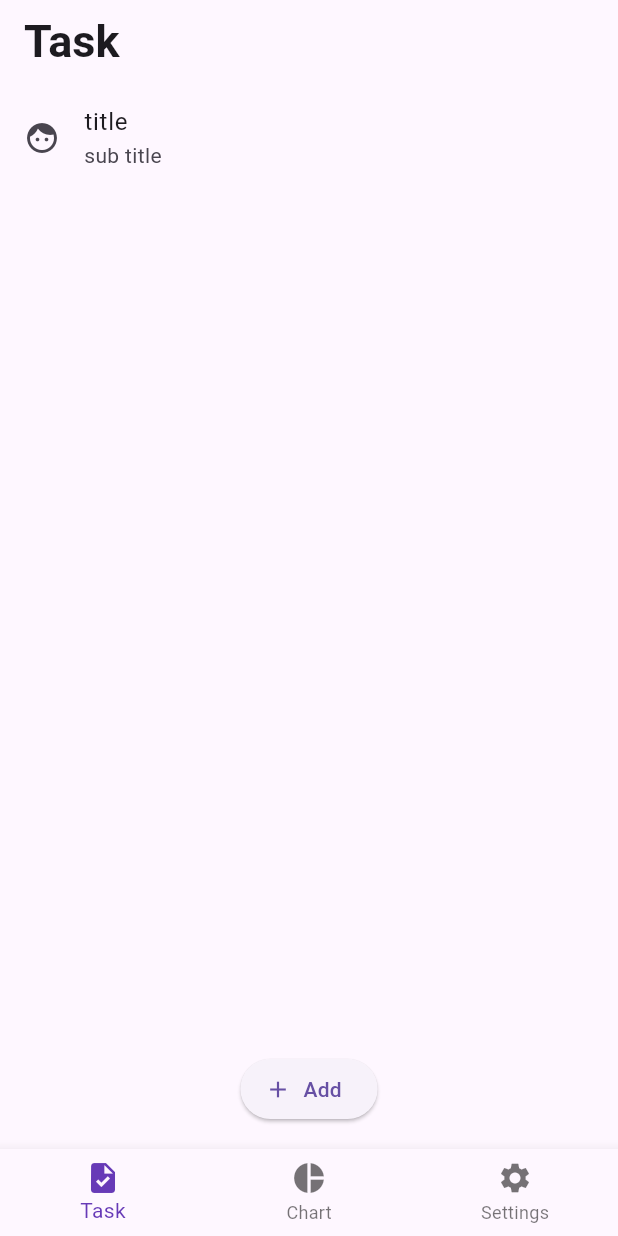
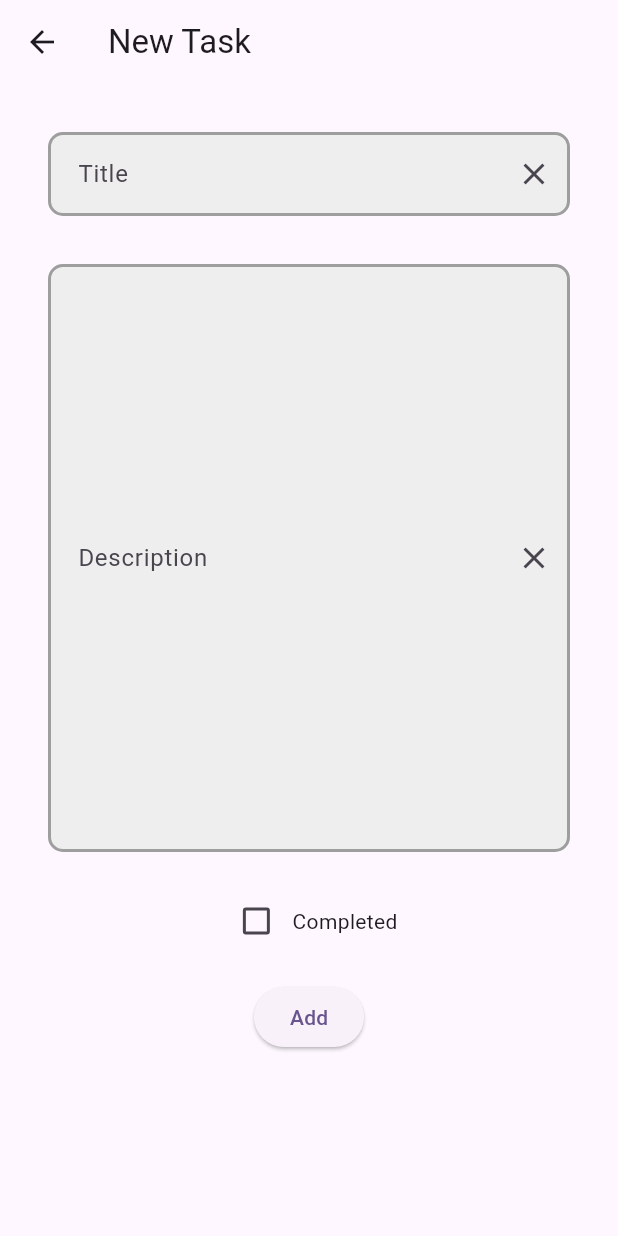
Before and after one commit to liulichen0603/daily-completion, a Flutter app: the screen it shows after launch, after a tap on "Add", on a phone screen of 412 x 824 dp. Run offline on Flutter 3.47's test engine with Material 3 defaults, Android fonts, the light colour scheme and no system bars.

Commit message:
update ui for task tab

```diff
--- a/lib/main.dart
+++ b/lib/main.dart
@@ -1,8 +1,8 @@
 import 'package:flutter/material.dart';
 
-import 'chart_tab.dart';
-import 'settings_tab.dart';
-import 'task_tab.dart';
+import 'ui/chart_tab.dart';
+import 'ui/settings_tab.dart';
+import 'ui/task_tab.dart';
 
 void main() {
   runApp(const MainApp());
@@ -13,8 +13,9 @@ class MainApp extends StatelessWidget {
 
   @override
   Widget build(BuildContext context) {
-    return const MaterialApp(
-      home: HomePage(),
+    return MaterialApp(
+      theme: ThemeData(colorSchemeSeed: Colors.deepPurple, useMaterial3: true),
+      home: const HomePage(),
     );
   }
 }
@@ -32,18 +33,9 @@ class _HomePageState extends State<HomePage> {
       TextStyle(fontSize: 30, fontWeight: FontWeight.bold);
 
   static final List<Widget> _widgetOptions = <Widget>[
-    TaskTab(
-        taskList: List.generate(
-      100,
-      (index) => TaskInfo(
-        id: index + 1,
-        completed: false,
-        title: 'Task ${index + 1}',
-        description: 'Description for Task ${index + 1}',
-      ),
-    )),
-    ChartTab(),
-    SettingsTab(),
+    const TaskTab(),
+    const ChartTab(),
+    const SettingsTab(),
   ];
 
   static const List<Widget> _titleOptions = <Widget>[
@@ -69,16 +61,6 @@ class _HomePageState extends State<HomePage> {
 
   @override
   Widget build(BuildContext context) {
-    final List<TaskInfo> taskListForTest = List.generate(
-      5,
-      (index) => TaskInfo(
-        id: index + 1,
-        completed: false,
-        title: 'Task ${index + 1}',
-        description: 'Description for Task ${index + 1}',
-      ),
-    );
-
     return Scaffold(
       appBar: AppBar(
         title: _titleOptions.elementAt(_selectedIndex),
--- a/lib/task_tab.dart
+++ /dev/null
@@ -1,70 +0,0 @@
-import 'package:flutter/foundation.dart';
-import 'package:flutter/material.dart';
-
-class TaskTab extends StatefulWidget {
-  const TaskTab({Key? key, required this.taskList}) : super(key: key);
-
-  final List<TaskInfo> taskList;
-
-  @override
-  State<TaskTab> createState() => _TaskTabState();
-}
-
-class TaskInfo {
-  int id;
-  bool completed;
-  String title;
-  String description;
-
-  TaskInfo({
-    required this.id,
-    required this.completed,
-    required this.title,
-    required this.description,
-  });
-}
-
-class _TaskTabState extends State<TaskTab> {
-  @override
-  Widget build(BuildContext context) {
-    return Column(
-      children: <Widget>[
-        const Column(
-          children: [
-            ListTile(
-              leading: Icon(Icons.face),
-              title: Text('title'),
-              subtitle: Text('sub title'),
-            ),
-          ],
-        ),
-        Expanded(
-          child: Align(
-            alignment: Alignment.bottomCenter,
-            child: Padding(
-              padding: const EdgeInsets.all(16.0),
-              child: ElevatedButton.icon(
-                onPressed: () {
-                  if (kDebugMode) {
-                    print('object');
-                  }
-                },
-                icon: const Icon(Icons.add),
-                label: const Text('Add'),
-              ),
-            ),
-          ),
-        ),
-      ],
-    );
-  }
-}
-
-class TaskList extends StatelessWidget {
-  const TaskList({super.key});
-
-  @override
-  Widget build(BuildContext context) {
-    return const Placeholder();
-  }
-}
--- /dev/null
+++ b/lib/ui/task_tab.dart
@@ -0,0 +1,285 @@
+import 'package:flutter/material.dart';
+
+class TaskTab extends StatefulWidget {
+  const TaskTab({Key? key}) : super(key: key);
+
+  @override
+  State<TaskTab> createState() => _TaskTabState();
+}
+
+class _TaskTabState extends State<TaskTab> {
+  static int _taskId = 0;
+
+  // TODO: get task list from data and sort.
+  // final List<TaskInfo> _taskList = List.generate(
+  //   30,
+  //   (index) => TaskInfo(
+  //     id: ++_taskId,
+  //     completed: index % 2 == 0 ? true : false,
+  //     title: 'Task ${index + 1}',
+  //     description: 'Description for Task ${index + 1}',
+  //   ),
+  // );
+  final List<TaskInfo> _taskList = [];
+
+  void _addNewTask(TaskInfo newTaskInfo) {
+    setState(() {
+      newTaskInfo.id = ++_taskId;
+      _taskList.add(newTaskInfo);
+      _taskList.sort((a, b) {
+        if (a.completed == b.completed) {
+          return a.id.compareTo(b.id);
+        } else {
+          return a.completed ? 1 : -1;
+        }
+      });
+    });
+  }
+
+  @override
+  Widget build(BuildContext context) {
+    return Column(
+      children: <Widget>[
+        Expanded(
+          flex: 2,
+          child: TaskList(taskList: _taskList),
+        ),
+        const SizedBox(height: 8.0),
+        Align(
+          alignment: Alignment.bottomCenter,
+          child: Padding(
+            padding: const EdgeInsets.all(16.0),
+            child: NewTaskButton(
+              addNewTaskCallback: _addNewTask,
+            ),
+          ),
+        ),
+      ],
+    );
+  }
+}
+
+class TaskInfo {
+  int id;
+  bool completed;
+  String title;
+  String description;
+
+  TaskInfo({
+    required this.id,
+    required this.completed,
+    required this.title,
+    required this.description,
+  });
+
+  @override
+  String toString() {
+    return 'TaskInfo{id: $id, completed: $completed, title: $title, description: $description}';
+  }
+}
+
+typedef AddNewTaskCallback = void Function(TaskInfo newTaskInfo);
+
+class TaskList extends StatefulWidget {
+  const TaskList({super.key, required this.taskList});
+
+  final List<TaskInfo> taskList;
+
+  @override
+  State<TaskList> createState() => _TaskListState();
+}
+
+class _TaskListState extends State<TaskList> {
+  Widget _buildTaskItem(TaskInfo task) {
+    return ListTile(
+      leading: task.completed
+          ? const Icon(Icons.task_alt)
+          : const Icon(Icons.circle_outlined),
+      title: Text(
+        task.title,
+        style: task.completed
+            ? const TextStyle(
+                decoration: TextDecoration.lineThrough,
+                decorationThickness: 2.0)
+            : const TextStyle(),
+      ),
+      subtitle: Text(
+        task.description,
+        style: task.completed
+            ? const TextStyle(
+                decoration: TextDecoration.lineThrough,
+                decorationThickness: 2.0)
+            : const TextStyle(),
+      ),
+    );
+  }
+
+  @override
+  Widget build(BuildContext context) {
+    return ListView.builder(
+        itemCount: widget.taskList.length,
+        itemBuilder: (context, index) {
+          return _buildTaskItem(widget.taskList[index]);
+        });
+  }
+}
+
+class NewTaskButton extends StatefulWidget {
+  const NewTaskButton({super.key, required this.addNewTaskCallback});
+
+  final AddNewTaskCallback addNewTaskCallback;
+
+  @override
+  State<NewTaskButton> createState() => _NewTaskButtonState();
+}
+
+class _NewTaskButtonState extends State<NewTaskButton> {
+  Future<void> _showNewTaskPage(BuildContext context) async {
+    final TaskInfo? newTaskInfo = await Navigator.push(
+        context, MaterialPageRoute(builder: (context) => const NewTaskPage()));
+
+    if (!mounted || newTaskInfo == null) return;
+
+    widget.addNewTaskCallback(newTaskInfo);
+  }
+
+  @override
+  Widget build(BuildContext context) {
+    return ElevatedButton.icon(
+      onPressed: () {
+        _showNewTaskPage(context);
+      },
+      icon: const Icon(Icons.add),
+      label: const Text('Add'),
+    );
+  }
+}
+
+class NewTaskPage extends StatefulWidget {
+  const NewTaskPage({super.key});
+
+  @override
+  State<NewTaskPage> createState() => _NewTaskPageState();
+}
+
+class _NewTaskPageState extends State<NewTaskPage> {
+  final TextEditingController _titleController = TextEditingController();
+  final TextEditingController _descController = TextEditingController();
+  bool _isCompleted = false;
+
+  void _onClickAdd() {
+    if (_titleController.text.isEmpty) {
+      ScaffoldMessenger.of(context)
+        ..removeCurrentSnackBar()
+        ..showSnackBar(
+          const SnackBar(
+            content: Text('Title cannot be null!'),
+          ),
+        );
+      return;
+    }
+
+    TaskInfo newTaskInfo = TaskInfo(
+        id: -1,
+        completed: _isCompleted,
+        title: _titleController.text,
+        description: _descController.text);
+    Navigator.pop(context, newTaskInfo);
+  }
+
+  @override
+  Widget build(BuildContext context) {
+    return Scaffold(
+      appBar: AppBar(
+        title: const Text('New Task'),
+      ),
+      body: Padding(
+        padding: const EdgeInsets.all(16.0),
+        child: Column(
+          mainAxisSize: MainAxisSize.min,
+          children: [
+            TextInputContainer(
+              textController: _titleController,
+              maxLines: 1,
+              labelText: 'Title',
+            ),
+            TextInputContainer(
+                textController: _descController,
+                maxLines: 15,
+                labelText: 'Description'),
+            const SizedBox(height: 6.0),
+            Row(
+              mainAxisAlignment: MainAxisAlignment.center,
+              children: [
+                Checkbox(
+                  checkColor: Colors.white,
+                  value: _isCompleted,
+                  onChanged: (bool? value) {
+                    setState(() {
+                      _isCompleted = value!;
+                    });
+                  },
+                ),
+                const Text('Completed'),
+              ],
+            ),
+            const SizedBox(height: 16.0),
+            ElevatedButton(
+              onPressed: _onClickAdd,
+              child: const Text('Add'),
+            ),
+          ],
+        ),
+      ),
+    );
+  }
+}
+
+class TextInputContainer extends StatelessWidget {
+  const TextInputContainer(
+      {super.key,
+      required this.textController,
+      required this.maxLines,
+      required this.labelText});
+
+  final TextEditingController textController;
+  final int maxLines;
+  final String labelText;
+
+  @override
+  Widget build(BuildContext context) {
+    return Padding(
+      padding: const EdgeInsets.all(16.0),
+      child: Container(
+        decoration: BoxDecoration(
+          borderRadius: BorderRadius.circular(10.0),
+          color: Colors.grey[200],
+        ),
+        child: TextField(
+          controller: textController,
+          maxLines: maxLines,
+          decoration: InputDecoration(
+            contentPadding: const EdgeInsets.all(16.0),
+            labelText: labelText,
+            border: InputBorder.none,
+            focusedBorder: OutlineInputBorder(
+              borderSide: const BorderSide(color: Colors.blue, width: 2.0),
+              borderRadius: BorderRadius.circular(10.0),
+            ),
+            enabledBorder: OutlineInputBorder(
+              borderSide: const BorderSide(color: Colors.grey, width: 2.0),
+              borderRadius: BorderRadius.circular(10.0),
+            ),
+            // prefixIcon: const Icon(Icons.message),
+            suffixIcon: IconButton(
+              icon: const Icon(Icons.clear),
+              onPressed: () {
+                textController.clear();
+              },
+            ),
+          ),
+        ),
+      ),
+    );
+  }
+}
```
Also changed, not shown: lib/ui/chart_tab.dart (renamed from lib/chart_tab.dart), lib/ui/settings_tab.dart (renamed from lib/settings_tab.dart).
